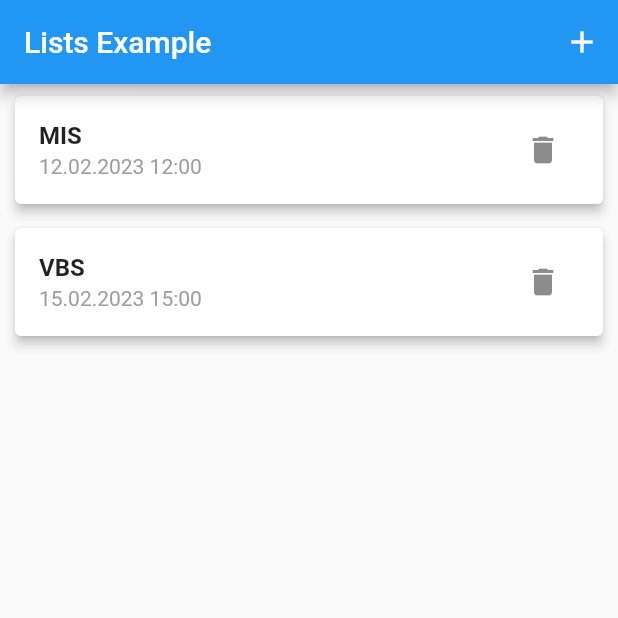
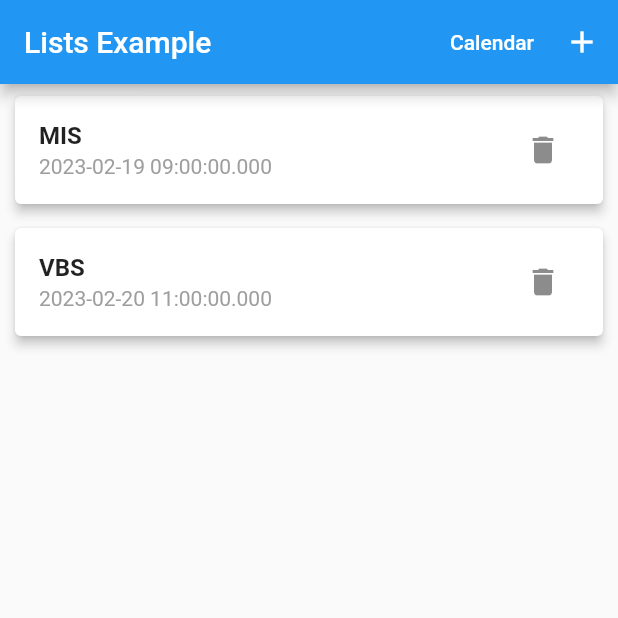
Before and after one commit to AnaGeorgieska/mis-lab, a Flutter app: the screen it shows after launch, on a phone screen of 412 x 824 dp, the top half of it. Run offline on Flutter 3.47's test engine with Material 2 defaults, Android fonts, the phone set to English and light mode, and no system bars; our stand-ins replace nanoid, syncfusion_flutter_calendar.

Commit message:
lab4 Added calendar

```diff
--- a/lab3/lib/Models/list_item.dart
+++ b/lab3/lib/Models/list_item.dart
@@ -1,7 +1,7 @@
 class ListItem {
   final String id;
   final String subject;
-  final String date;
+  final DateTime date;
 
   ListItem({required this.id, required this.subject, required this.date});
 
--- a/lab3/lib/Widgets/nov_element.dart
+++ b/lab3/lib/Widgets/nov_element.dart
@@ -29,7 +29,7 @@ class _NovElementState extends State<NovElement> {
       return;
     }
 
-    final newItem = ListItem(id: nanoid(5), subject: vnesenNaslov, date: vnesenaVrednost);
+    final newItem = ListItem(id: nanoid(5), subject: vnesenNaslov, date: DateTime.parse(vnesenaVrednost));
     widget.addItem(newItem);
     Navigator.of(context).pop();
   }
@@ -48,7 +48,7 @@ class _NovElementState extends State<NovElement> {
           TextField(
             controller: _vrednostController,
             decoration: InputDecoration(labelText: "Date"),
-            // keyboardType: TextInputType.number,
+            keyboardType: TextInputType.datetime,
             onSubmitted: (_) => _submitData(),
           ),
           AdaptiveFlatButton("Add", _submitData)
--- a/lab3/lib/main.dart
+++ b/lab3/lib/main.dart
@@ -1,4 +1,5 @@
 import 'package:flutter/material.dart';
+import 'package:lab3_test/Pages/calendar_page.dart';
 
 import 'Models/list_item.dart';
 import 'Widgets/nov_element.dart';
@@ -32,17 +33,19 @@ class MyHomePage extends StatefulWidget {
 }
 
 class _MyHomePageState extends State<MyHomePage> {
-
   List<ListItem> _userItems = [
-        ListItem(id: "T1", subject: "MIS", date: "12.02.2023 12:00"),
-        ListItem(id: "T2", subject: "VBS", date: "15.02.2023 15:00"),
+    ListItem(id: "T1", subject: "MIS", date: DateTime(DateTime.now().year, DateTime.now().month, DateTime.now().day, 9, 0, 0)),
+    ListItem(id: "T2", subject: "VBS", date: DateTime(DateTime.now().year, DateTime.now().month, DateTime.now().day, 9, 0, 0).add(const Duration(days: 1 ,hours: 2))),
   ];
 
   void _addItemFunction(BuildContext ct) {
     showModalBottomSheet(
         context: ct,
         builder: (_) {
-          return GestureDetector(onTap: () {}, child: NovElement(_addNewItemToList), behavior: HitTestBehavior.opaque);
+          return GestureDetector(
+              onTap: () {},
+              child: NovElement(_addNewItemToList),
+              behavior: HitTestBehavior.opaque);
         });
   }
 
@@ -58,39 +61,55 @@ class _MyHomePageState extends State<MyHomePage> {
     });
   }
 
-
   @override
   Widget build(BuildContext context) {
     return Scaffold(
-        appBar: AppBar(
-          title: Text("Lists Example"),
-            actions: <Widget>[
-                IconButton(
+        appBar: AppBar(title: Text("Lists Example"), actions: <Widget>[
+
+          TextButton(
+            onPressed: () =>  Navigator.push(
+                  context,
+                  MaterialPageRoute(
+                      builder: (context) =>
+                          CalendarPage(list: _userItems))),
+            child: const Text(
+              "Calendar",
+              style: TextStyle(color: Colors.white),
+            ),
+          ),IconButton(
             icon: Icon(Icons.add),
             onPressed: () => _addItemFunction(context),
-                )
-              ]
           ),
+        ]),
+
         body: Center(
-          child: _userItems.isEmpty ? Text('No elements') : ListView.builder(itemBuilder: (context, index)  {
+          child: _userItems.isEmpty
+              ? Text('No elements')
+              : ListView.builder(
+                  itemBuilder: (context, index) {
                     return Card(
                         elevation: 3,
                         margin: const EdgeInsets.symmetric(
-                vertical: 8,
-                horizontal: 10),
-                child: ListTile(title:Text(_userItems[index].subject, style: TextStyle(fontWeight: FontWeight.bold),),
-                subtitle:             Text(_userItems[index].date, style: TextStyle(color: Colors.grey.withOpacity(1.0)),),
+                            vertical: 8, horizontal: 10),
+                        child: ListTile(
+                          title: Text(
+                            _userItems[index].subject,
+                            style: TextStyle(fontWeight: FontWeight.bold),
+                          ),
+                          subtitle: Text(
+                            _userItems[index].date.toString(),
+                            style:
+                                TextStyle(color: Colors.grey.withOpacity(1.0)),
+                          ),
                           trailing: IconButton(
                             icon: Icon(Icons.delete),
                             onPressed: () {
                               _deleteItem(_userItems[index].id);
                             },
                           ),
-              )
-            );
+                        ));
                   },
-          itemCount: _userItems.length
-          ),
+                  itemCount: _userItems.length),
         ));
   }
 }
--- a/lab3/pubspec.yaml
+++ b/lab3/pubspec.yaml
@@ -32,6 +32,7 @@ dependencies:
   nanoid:
   flutter:
     sdk: flutter
+  syncfusion_flutter_calendar: ^18.4.46
 
 
   # The following adds the Cupertino Icons font to your application.
```
Also changed, not shown: lab3/lib/Pages/calendar_page.dart (added, +47 -0 lines), lab3/pubspec.lock. Lines whose indentation alone changed are shown as unchanged.
